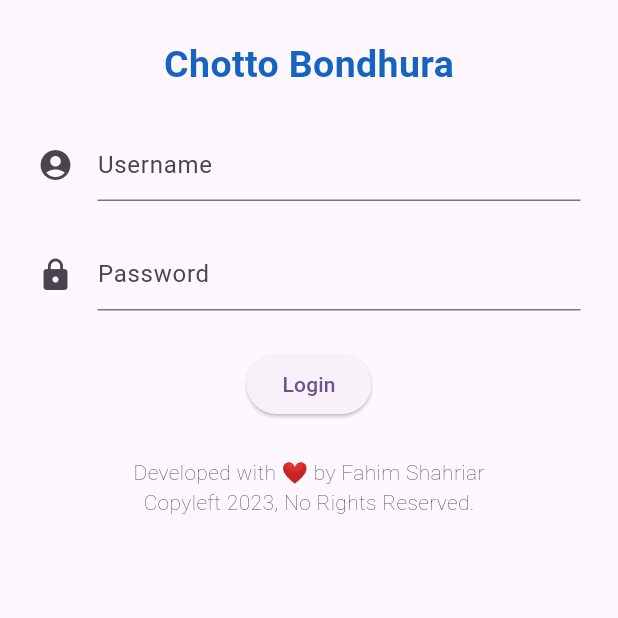
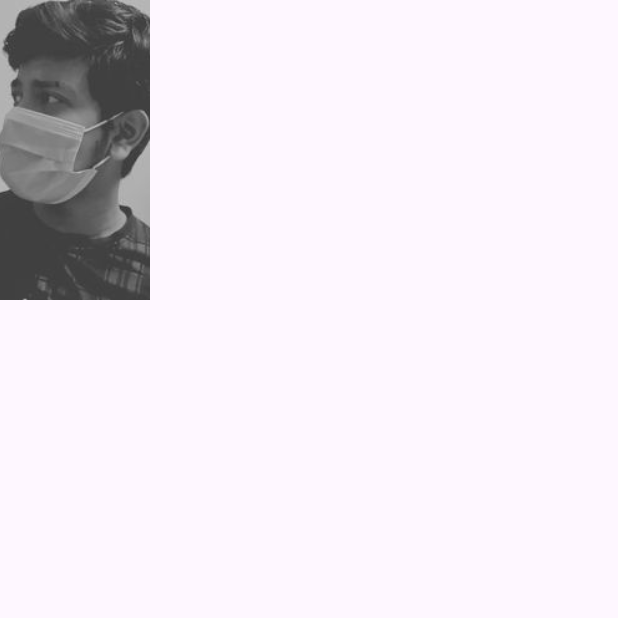
Before and after one commit to FahimShahriar-Sulfuric/chotto_bondhura_app, a Flutter app: the screen it shows after launch, on a phone screen of 412 x 824 dp, the top half of it. Run offline on Flutter 3.47's test engine with Material 2 defaults, Android fonts, the phone set to English and light mode, and no system bars.

Commit message:
Blah blah blah

```diff
--- /dev/null
+++ b/lib/homepage.dart
@@ -0,0 +1,55 @@
+import 'package:flutter/material.dart';
+
+class Homepage extends StatelessWidget {
+  const Homepage({super.key});
+
+  @override
+  Widget build(BuildContext context) {
+    return SafeArea(
+      child: Scaffold(
+      body: Column(
+        children: [
+          InkWell(
+            onTap: () {},
+            child: Ink.image(
+                image: AssetImage('assets/Fahim.jpg'),
+              height: 200,
+              width: 100,
+              fit: BoxFit.cover,
+            ),
+          ),
+        ],
+      ),
+    ),
+    );
+  }
+}
+
+
+
+// Column(
+// children: [
+// SizedBox(height: 50),
+// Container(
+// child: Row(
+// mainAxisAlignment: MainAxisAlignment.center,
+// children: [
+// Column(
+// children: [
+// CircleAvatar(
+// backgroundImage: AssetImage('assets/Alif.jpg'),
+// radius: 80,
+// ),
+// Text('Alif', style: TextStyle(fontWeight: FontWeight.bold)),
+// ],
+// ),
+// SizedBox(width: 20),
+// CircleAvatar(
+// backgroundImage: AssetImage('assets/Avi.jpg'),
+// radius: 80,
+// ),
+// ],
+// ),
+// ),
+// ],
+// ),
--- a/lib/login_page.dart
+++ b/lib/login_page.dart
@@ -35,7 +35,7 @@ class _LoginPageState extends State<LoginPage> {
                 child: TextField(
                   controller: _username,
                   decoration: const InputDecoration(
-                      hintText: 'Username', icon: Icon(Icons.account_circle)),
+                      hintText: 'Username', prefixIcon: Icon(Icons.account_circle)),
                 ),
               ),
               Padding(
@@ -47,23 +47,27 @@ class _LoginPageState extends State<LoginPage> {
                   enableSuggestions: false,
                   controller: _password,
                   decoration: const InputDecoration(
-                      hintText: 'Password', icon: Icon(Icons.lock)),
+                      hintText: 'Password', prefixIcon: Icon(Icons.lock)),
                 ),
               ),
               ElevatedButton(
                 onPressed: () {
                   name = _username.text;
                   password = int.parse(_password.text);
-                  if (name == 'Chotto Bondhura' && password == 56821)
+                  if (name == 'Chotto Bondhura' && password == 56821) {
                     print('Login Successful');
-                  else
+                  }
+                  else {
                     print('Login Unsuccessful');
+                  }
                 },
                 child: const Text('Login'),
               ),
-              SizedBox(height: 25),
-              const Text('Developed with ❤ by Fahim Shahriar', style: TextStyle(fontWeight: FontWeight.w100)),
-              const Text('Copyleft 2023, No Rights Reserved.', style: TextStyle(fontWeight: FontWeight.w100)),
+              const SizedBox(height: 25),
+              const Text('Developed with ❤ by Fahim Shahriar',
+                  style: TextStyle(fontWeight: FontWeight.w100)),
+              const Text('Copyleft 2023, No Rights Reserved.',
+                  style: TextStyle(fontWeight: FontWeight.w100)),
             ],
           ),
         ),
--- a/lib/main.dart
+++ b/lib/main.dart
@@ -1,3 +1,4 @@
+import 'package:chotto_bondhura_app/homepage.dart';
 import 'package:flutter/material.dart';
 import 'package:chotto_bondhura_app/login_page.dart';
 
@@ -23,7 +24,7 @@ class MyApp extends StatelessWidget {
       ),
       // theme: ThemeData.light(),
       // darkTheme: ThemeData.dark(),
-      home: const LoginPage(),
+      home: const Homepage(),
     );
   }
 }
```
Also changed, not shown: pubspec.yaml (+6 -3 lines), assets/Ajran.jpg (added), assets/Alif.jpg (added), assets/Avi.jpg (added), assets/Fahim.jpg (added), assets/Hadia.jpg (added).
